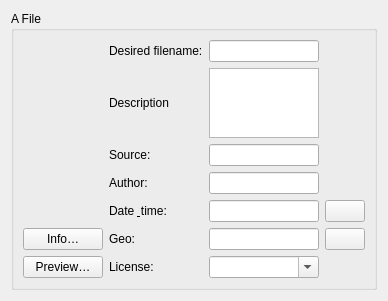
Qt form commonsimgwidget.ui (Athantor/imup) before a commit.
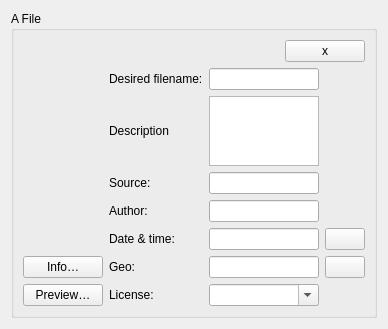
The same form after that commit.

```diff
--- a/commonsimgwidget.ui
+++ b/commonsimgwidget.ui
@@ -7,7 +7,7 @@
     <x>0</x>
     <y>0</y>
     <width>388</width>
-    <height>288</height>
+    <height>307</height>
    </rect>
   </property>
   <property name="windowTitle">
@@ -26,16 +26,46 @@
       <bool>false</bool>
      </property>
      <layout class="QVBoxLayout" name="verticalLayout_2">
+      <item>
+       <layout class="QHBoxLayout" name="horizontalLayout">
+        <item>
+         <spacer name="horizontalSpacer">
+          <property name="orientation">
+           <enum>Qt::Horizontal</enum>
+          </property>
+          <property name="sizeHint" stdset="0">
+           <size>
+            <width>40</width>
+            <height>20</height>
+           </size>
+          </property>
+         </spacer>
+        </item>
+        <item>
+         <widget class="QPushButton" name="closeBtn">
+          <property name="sizePolicy">
+           <sizepolicy hsizetype="Minimum" vsizetype="Minimum">
+            <horstretch>0</horstretch>
+            <verstretch>0</verstretch>
+           </sizepolicy>
+          </property>
+          <property name="text">
+           <string>x</string>
+          </property>
+         </widget>
+        </item>
+       </layout>
+      </item>
       <item>
        <layout class="QGridLayout" name="gridLay">
-        <item row="0" column="0" rowspan="4">
+        <item row="1" column="0" rowspan="4">
          <widget class="QLabel" name="ThumbLbl">
           <property name="text">
            <string/>
           </property>
          </widget>
         </item>
-        <item row="0" column="1">
+        <item row="1" column="1">
          <widget class="QLabel" name="label_2">
           <property name="text">
            <string>Desired filename:</string>
@@ -45,10 +75,10 @@
           </property>
          </widget>
         </item>
-        <item row="0" column="2">
+        <item row="1" column="2">
          <widget class="QLineEdit" name="UploadFilenameEdit"/>
         </item>
-        <item row="2" column="1">
+        <item row="3" column="1">
          <widget class="QLabel" name="label_3">
           <property name="text">
            <string>Source:</string>
@@ -58,10 +88,10 @@
           </property>
          </widget>
         </item>
-        <item row="2" column="2">
+        <item row="3" column="2">
          <widget class="QLineEdit" name="FileSourceEdit"/>
         </item>
-        <item row="3" column="1">
+        <item row="4" column="1">
          <widget class="QLabel" name="label_4">
           <property name="text">
            <string>Author:</string>
@@ -71,20 +101,20 @@
           </property>
          </widget>
         </item>
-        <item row="3" column="2">
+        <item row="4" column="2">
          <widget class="QLineEdit" name="FileAuthorEdit"/>
         </item>
-        <item row="4" column="1">
+        <item row="5" column="1">
          <widget class="QLabel" name="label_5">
           <property name="text">
-           <string>Date &amp; time:</string>
+           <string>Date &amp;&amp; time:</string>
           </property>
           <property name="buddy">
            <cstring>FileDtEdit</cstring>
           </property>
          </widget>
         </item>
-        <item row="1" column="1">
+        <item row="2" column="1">
          <widget class="QLabel" name="label_7">
           <property name="text">
            <string>Description</string>
@@ -94,24 +124,24 @@
           </property>
          </widget>
         </item>
-        <item row="1" column="2">
+        <item row="2" column="2">
          <widget class="QTextEdit" name="FileDescTxtEdit"/>
         </item>
-        <item row="6" column="0">
+        <item row="7" column="0">
          <widget class="QPushButton" name="pushButton_2">
           <property name="text">
            <string>Preview…</string>
           </property>
          </widget>
         </item>
-        <item row="5" column="0">
+        <item row="6" column="0">
          <widget class="QPushButton" name="pushButton">
           <property name="text">
            <string>Info…</string>
           </property>
          </widget>
         </item>
-        <item row="6" column="2">
+        <item row="7" column="2">
          <widget class="QComboBox" name="FileLicenseCbx">
           <property name="editable">
            <bool>true</bool>
@@ -121,7 +151,7 @@
           </property>
          </widget>
         </item>
-        <item row="6" column="1">
+        <item row="7" column="1">
          <widget class="QLabel" name="label_8">
           <property name="text">
            <string>License:</string>
@@ -131,10 +161,10 @@
           </property>
          </widget>
         </item>
-        <item row="5" column="2">
+        <item row="6" column="2">
          <widget class="QLineEdit" name="GeoEdit"/>
         </item>
-        <item row="5" column="1">
+        <item row="6" column="1">
          <widget class="QLabel" name="label_6">
           <property name="text">
            <string>Geo:</string>
@@ -144,14 +174,14 @@
           </property>
          </widget>
         </item>
-        <item row="4" column="0">
+        <item row="5" column="0">
          <widget class="QLabel" name="StatusLbl">
           <property name="text">
            <string/>
           </property>
          </widget>
         </item>
-        <item row="5" column="3">
+        <item row="6" column="3">
          <widget class="QPushButton" name="GeoBtn">
           <property name="statusTip">
            <string>View in external map…</string>
@@ -161,10 +191,10 @@
           </property>
          </widget>
         </item>
-        <item row="4" column="2">
+        <item row="5" column="2">
          <widget class="QLineEdit" name="FileDtEdit"/>
         </item>
-        <item row="4" column="3">
+        <item row="5" column="3">
          <widget class="QPushButton" name="pushButton_3">
           <property name="text">
            <string/>
```
